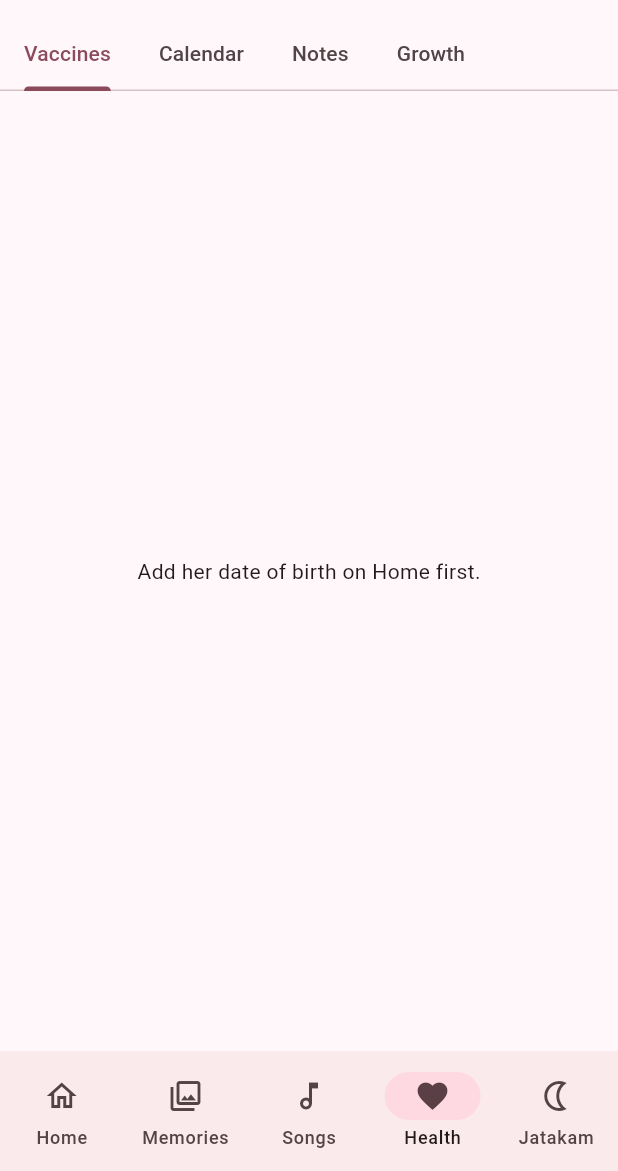
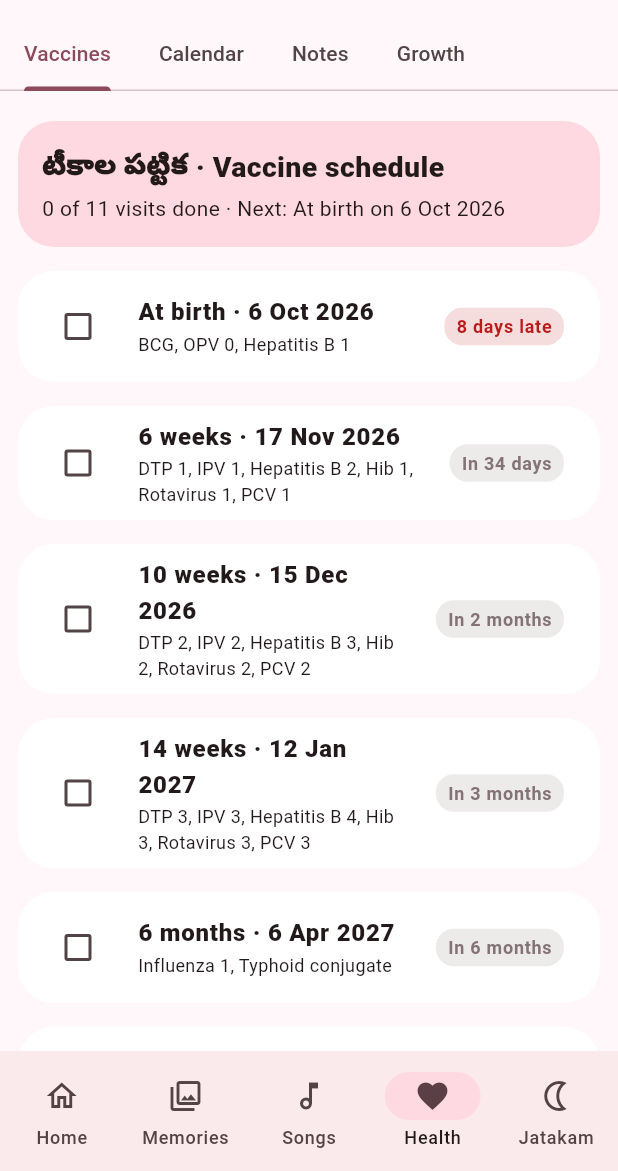
Before and after one commit to praveenkumarakumalla/little-one-app, a Flutter app: the screen it shows after launch, item 4 of the bottom bar chosen, on a phone screen of 412 x 824 dp, the part 65-1236 px from its top. Run offline on Flutter 3.47's test engine with Material 3 defaults, Android fonts, the phone set to English and light mode, and no system bars; our stand-ins replace audioplayers, flutter_tts, image_picker, permission_handler, share_plus, shared_preferences and 3 more; missing offline and left inert: alarm, file_selector, record.

Commit message:
Vaccines: full schedule with what each vaccine protects against; pre-fill her details
Co-Authored-By: Claude Opus 5.5 <noreply@anthropic.com>
Claude-Session: https://claude.ai/code/session_016dhjwzidE1QpFg6RUYaQYL

```diff
--- a/lib/data.dart
+++ b/lib/data.dart
@@ -21,6 +21,30 @@ const vaccines = <Vax>[
   Vax('m16', '16–18 months', ['DTP booster 1', 'Hib booster', 'IPV booster'], months: 16),
   Vax('m18', '18–19 months', ['Hepatitis A 2', 'Varicella 2'], months: 18),
 ];
+
+/// What each vaccine protects against and how it is given.
+const vaxInfo = <String, List<String>>{
+  'BCG': ['క్షయ (TB)', 'Tuberculosis', 'Injection, left upper arm. A small bump or scar forms in 4–6 weeks; that is normal.'],
+  'OPV': ['పోలియో', 'Polio', 'Drops by mouth.'],
+  'IPV': ['పోలియో', 'Polio', 'Injection in the thigh or arm.'],
+  'Hepatitis B': ['హెపటైటిస్ B (కాలేయం)', 'Hepatitis B liver infection', 'Injection in the thigh.'],
+  'DTP': ['డిఫ్తీరియా, ధనుర్వాతం, కోరింత దగ్గు', 'Diphtheria, tetanus, whooping cough', 'Injection in the thigh. Mild fever and soreness for a day are common.'],
+  'Hib': ['మెదడువాపు, న్యుమోనియా', 'Hib meningitis and pneumonia', 'Injection, often combined with DTP.'],
+  'Rotavirus': ['తీవ్రమైన విరేచనాలు', 'Severe diarrhoea', 'Drops by mouth.'],
+  'PCV': ['న్యుమోనియా, చెవి ఇన్ఫెక్షన్లు', 'Pneumonia, ear infections, meningitis', 'Injection in the thigh.'],
+  'Influenza': ['ఫ్లూ జ్వరం', 'Flu', 'Injection. Two doses a month apart the first year, then yearly.'],
+  'Typhoid conjugate': ['టైఫాయిడ్', 'Typhoid fever', 'Injection.'],
+  'MMR': ['తట్టు, గవదబిళ్ళలు, రుబెల్లా', 'Measles, mumps, rubella', 'Injection. A mild rash or fever a week later can happen.'],
+  'Hepatitis A': ['హెపటైటిస్ A (కామెర్లు)', 'Hepatitis A (jaundice)', 'Injection.'],
+  'Varicella': ['ఆటలమ్మ / చికెన్ పాక్స్', 'Chickenpox', 'Injection.'],
+};
+
+List<String>? infoFor(String item) {
+  for (final k in vaxInfo.keys) {
+    if (item.startsWith(k)) return vaxInfo[k];
+  }
+  return null;
+}
 
 const rasiTe = ['మేషం', 'వృషభం', 'మిథునం', 'కర్కాటకం', 'సింహం', 'కన్య', 'తుల', 'వృశ్చికం', 'ధనుస్సు', 'మకరం', 'కుంభం', 'మీనం'];
 const nakTe = ['అశ్విని', 'భరణి', 'కృత్తిక', 'రోహిణి', 'మృగశిర', 'ఆరుద్ర', 'పునర్వసు', 'పుష్యమి', 'ఆశ్లేష', 'మఖ', 'పుబ్బ', 'ఉత్తర', 'హస్త', 'చిత్త', 'స్వాతి', 'విశాఖ', 'అనూరాధ', 'జ్యేష్ఠ', 'మూల', 'పూర్వాషాఢ', 'ఉత్తరాషాఢ', 'శ్రవణం', 'ధనిష్ఠ', 'శతభిషం', 'పూర్వాభాద్ర', 'ఉత్తరాభాద్ర', 'రేవతి'];
--- a/lib/pages/health.dart
+++ b/lib/pages/health.dart
@@ -28,29 +28,80 @@ class _Vaccines extends StatelessWidget {
   @override
   Widget build(BuildContext context) {
     final b = Store.i.birth;
-    if (b == null) return const Center(child: Text('Add her date of birth on Home first.'));
     final now = DateTime.now(), cs = Theme.of(context).colorScheme;
+    final doneCount = vaccines.where((v) => Store.i.vaxDone(v.key)).length;
+    Vax? next;
+    for (final v in vaccines) {
+      if (!Store.i.vaxDone(v.key)) { next = v; break; }
+    }
     return ListView(padding: const EdgeInsets.all(12), children: [
+      Card(
+        color: cs.primaryContainer,
+        child: Padding(
+          padding: const EdgeInsets.all(16),
+          child: Column(crossAxisAlignment: CrossAxisAlignment.start, children: [
+            const Text('టీకాల పట్టిక · Vaccine schedule', style: TextStyle(fontSize: 19, fontWeight: FontWeight.w900)),
+            const SizedBox(height: 4),
+            Text('$doneCount of ${vaccines.length} visits done${next != null && b != null ? ' · Next: ${next.label} on ${dmy(next.due(b))}' : ''}'),
+            if (b == null) const Padding(padding: EdgeInsets.only(top: 6), child: Text('Add her date of birth on Home to see exact dates.', style: TextStyle(fontWeight: FontWeight.w700))),
+          ]),
+        ),
+      ),
       ...vaccines.map((v) {
-        final due = v.due(b), done = Store.i.vaxDone(v.key), diff = DateTime(due.year, due.month, due.day).difference(DateTime(now.year, now.month, now.day)).inDays;
-        final (String label, Color col) = done
-            ? ('Done', Colors.teal)
-            : diff < 0
-                ? ('${-diff} days late', cs.error)
-                : diff <= 7
-                    ? (diff == 0 ? 'Today' : 'In $diff days', Colors.orange)
-                    : ('In ${diff < 60 ? '$diff days' : '${(diff / 30.44).round()} months'}', cs.outline);
+        final done = Store.i.vaxDone(v.key);
+        String label = v.label;
+        Color col = cs.outline;
+        DateTime? due;
+        if (b != null) {
+          due = v.due(b);
+          final diff = DateTime(due.year, due.month, due.day).difference(DateTime(now.year, now.month, now.day)).inDays;
+          if (done) { label = 'Done'; col = Colors.teal; }
+          else if (diff < 0) { label = '${-diff} days late'; col = cs.error; }
+          else if (diff <= 7) { label = diff == 0 ? 'Today' : 'In $diff days'; col = Colors.orange; }
+          else { label = 'In ${diff < 60 ? '$diff days' : '${(diff / 30.44).round()} months'}'; }
+        } else if (done) { label = 'Done'; col = Colors.teal; }
         return Card(
-          child: CheckboxListTile(
-            value: done,
-            onChanged: (x) => Store.i.toggleVax(v.key, x == true),
-            title: Text('${v.label} · ${dmy(due)}', style: const TextStyle(fontWeight: FontWeight.w700)),
-            subtitle: Text(v.items.join(', ')),
-            secondary: Container(padding: const EdgeInsets.symmetric(horizontal: 8, vertical: 4), decoration: BoxDecoration(color: col.withValues(alpha: 0.15), borderRadius: BorderRadius.circular(12)), child: Text(label, style: TextStyle(color: col, fontWeight: FontWeight.w700, fontSize: 12))),
+          child: ExpansionTile(
+            shape: const RoundedRectangleBorder(side: BorderSide.none),
+            leading: Checkbox(value: done, onChanged: (x) => Store.i.toggleVax(v.key, x == true)),
+            title: Text('${v.label}${due != null ? ' · ${dmy(due)}' : ''}', style: const TextStyle(fontWeight: FontWeight.w800)),
+            subtitle: Text(v.items.join(', '), style: const TextStyle(fontSize: 12)),
+            trailing: Container(padding: const EdgeInsets.symmetric(horizontal: 8, vertical: 4), decoration: BoxDecoration(color: col.withValues(alpha: 0.15), borderRadius: BorderRadius.circular(12)), child: Text(label, style: TextStyle(color: col, fontWeight: FontWeight.w700, fontSize: 12))),
+            childrenPadding: const EdgeInsets.fromLTRB(16, 0, 16, 12),
+            expandedCrossAxisAlignment: CrossAxisAlignment.start,
+            children: v.items.map((item) {
+              final info = infoFor(item);
+              return Padding(
+                padding: const EdgeInsets.symmetric(vertical: 5),
+                child: Row(crossAxisAlignment: CrossAxisAlignment.start, children: [
+                  const Text('💉 '),
+                  Expanded(child: Column(crossAxisAlignment: CrossAxisAlignment.start, children: [
+                    Text(item, style: const TextStyle(fontWeight: FontWeight.w800)),
+                    if (info != null) Text('${info[0]} · ${info[1]}', style: TextStyle(color: cs.primary, fontWeight: FontWeight.w600)),
+                    if (info != null) Text(info[2], style: const TextStyle(fontSize: 12)),
+                  ])),
+                ]),
+              );
+            }).toList(),
           ),
         );
       }),
-      const Padding(padding: EdgeInsets.all(8), child: Text('Based on the Indian Academy of Pediatrics schedule. Follow your pediatrician\'s card if it differs.', style: TextStyle(fontSize: 12))),
+      Card(
+        child: Padding(
+          padding: const EdgeInsets.all(16),
+          child: Column(crossAxisAlignment: CrossAxisAlignment.start, children: const [
+            Text('After a vaccine · టీకా తర్వాత', style: TextStyle(fontSize: 17, fontWeight: FontWeight.w800)),
+            SizedBox(height: 6),
+            Text('• Mild fever, crankiness and a sore spot for 1–2 days are normal.'),
+            Text('• Breastfeed more often and keep her comfortable. Hold her close.'),
+            Text('• Don\'t rub, massage or put hot cloth or oil on the injection spot.'),
+            Text('• Give fever medicine only as her pediatrician advises, with the dose they write.'),
+            Text('• See the doctor quickly if fever is 38°C or more in a baby under 3 months, crying lasts over 3 hours, she is very sleepy or floppy, or the spot becomes very swollen and red.'),
+            SizedBox(height: 8),
+            Text('Based on the Indian Academy of Pediatrics schedule. Your pediatrician may adjust dates or brands; follow their vaccine card first. Tick each visit when it is done.', style: TextStyle(fontSize: 12)),
+          ]),
+        ),
+      ),
     ]);
   }
 }
--- a/lib/store.dart
+++ b/lib/store.dart
@@ -24,6 +24,9 @@ class Store extends ChangeNotifier {
       }
     }
     d.putIfAbsent('profile', () => <String, dynamic>{});
+    if ((d['profile'] as Map).isEmpty) {
+      d['profile'] = <String, dynamic>{'name': 'Chinnari', 'birthDate': '2026-10-06', 'birthTime': '18:18', 'place': 'Nellore'};
+    }
     d.putIfAbsent('feeds', () => <dynamic>[]);
     d.putIfAbsent('nappies', () => <dynamic>[]);
     d.putIfAbsent('sleeps', () => <dynamic>[]);
```
